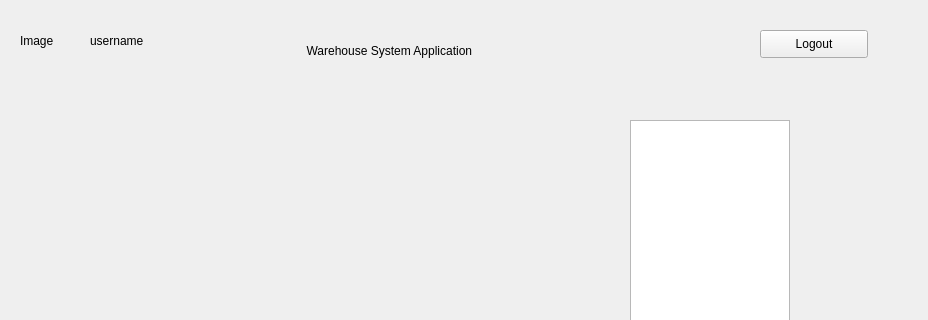
QUAFFquaff/Warehouse-Navigation-Application, file qt_designer/main.ui: the form before one commit; both pictures show x 0 to 928 and y 0 to 320 of the 928 by 614 pixel window.
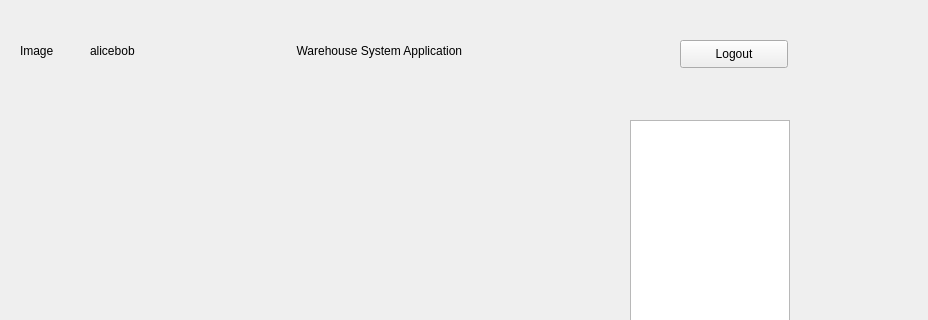
The form after the commit.

Commit message: button func

```diff
--- a/qt_designer/main.ui
+++ b/qt_designer/main.ui
@@ -20,7 +20,7 @@
       <x>20</x>
       <y>30</y>
       <width>51</width>
-      <height>21</height>
+      <height>41</height>
      </rect>
     </property>
     <property name="text">
@@ -64,13 +64,13 @@
     <property name="geometry">
      <rect>
       <x>90</x>
-      <y>30</y>
-      <width>81</width>
+      <y>40</y>
+      <width>151</width>
       <height>21</height>
      </rect>
     </property>
     <property name="text">
-     <string>username</string>
+     <string>alicebob</string>
     </property>
    </widget>
    <widget class="QLabel" name="label_graph">
@@ -111,8 +111,8 @@
    <widget class="QPushButton" name="pushButton_logout">
     <property name="geometry">
      <rect>
-      <x>760</x>
-      <y>30</y>
+      <x>680</x>
+      <y>40</y>
       <width>108</width>
       <height>28</height>
      </rect>
@@ -124,9 +124,9 @@
    <widget class="QLabel" name="label_title">
     <property name="geometry">
      <rect>
-      <x>250</x>
+      <x>240</x>
       <y>30</y>
-      <width>311</width>
+      <width>421</width>
       <height>41</height>
      </rect>
     </property>
```
The commit also changes 6 other files.
